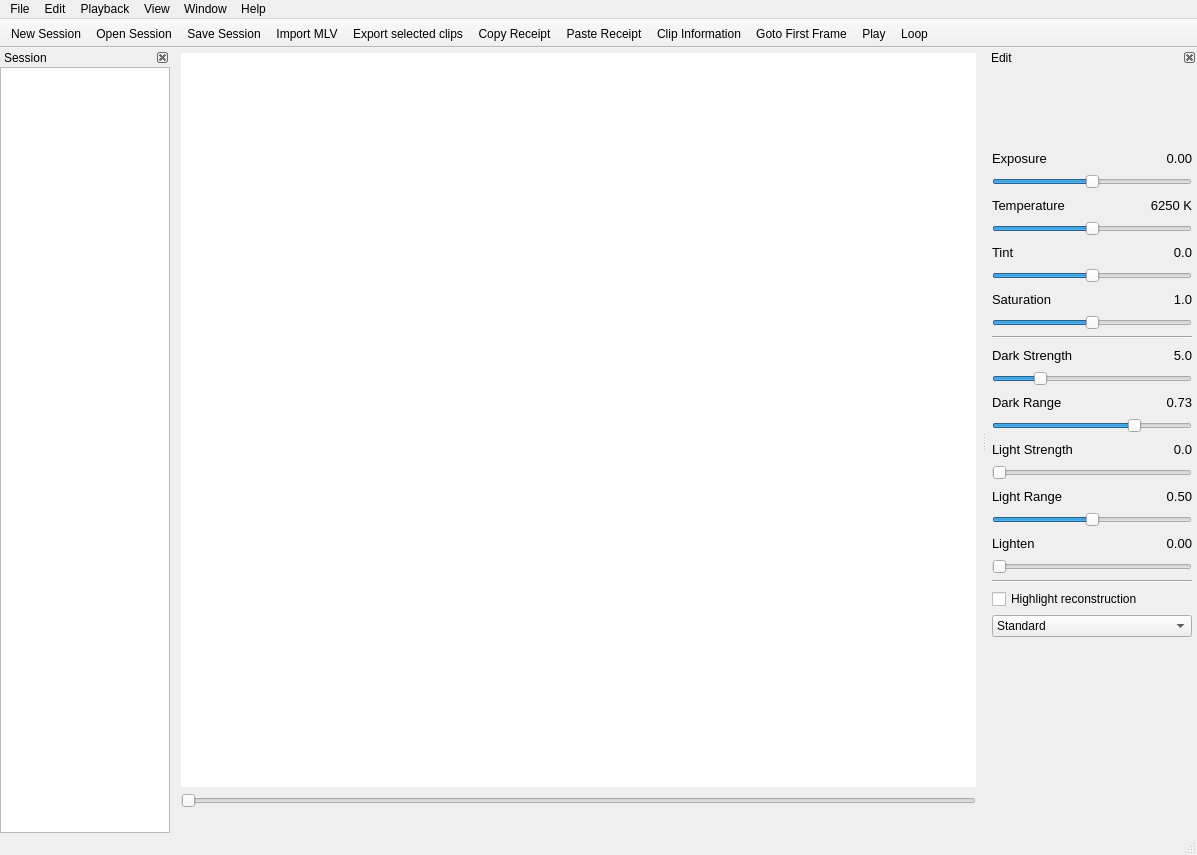
ilia3101/MLV-App, file platform/qt/MainWindow.ui: the form before one commit.
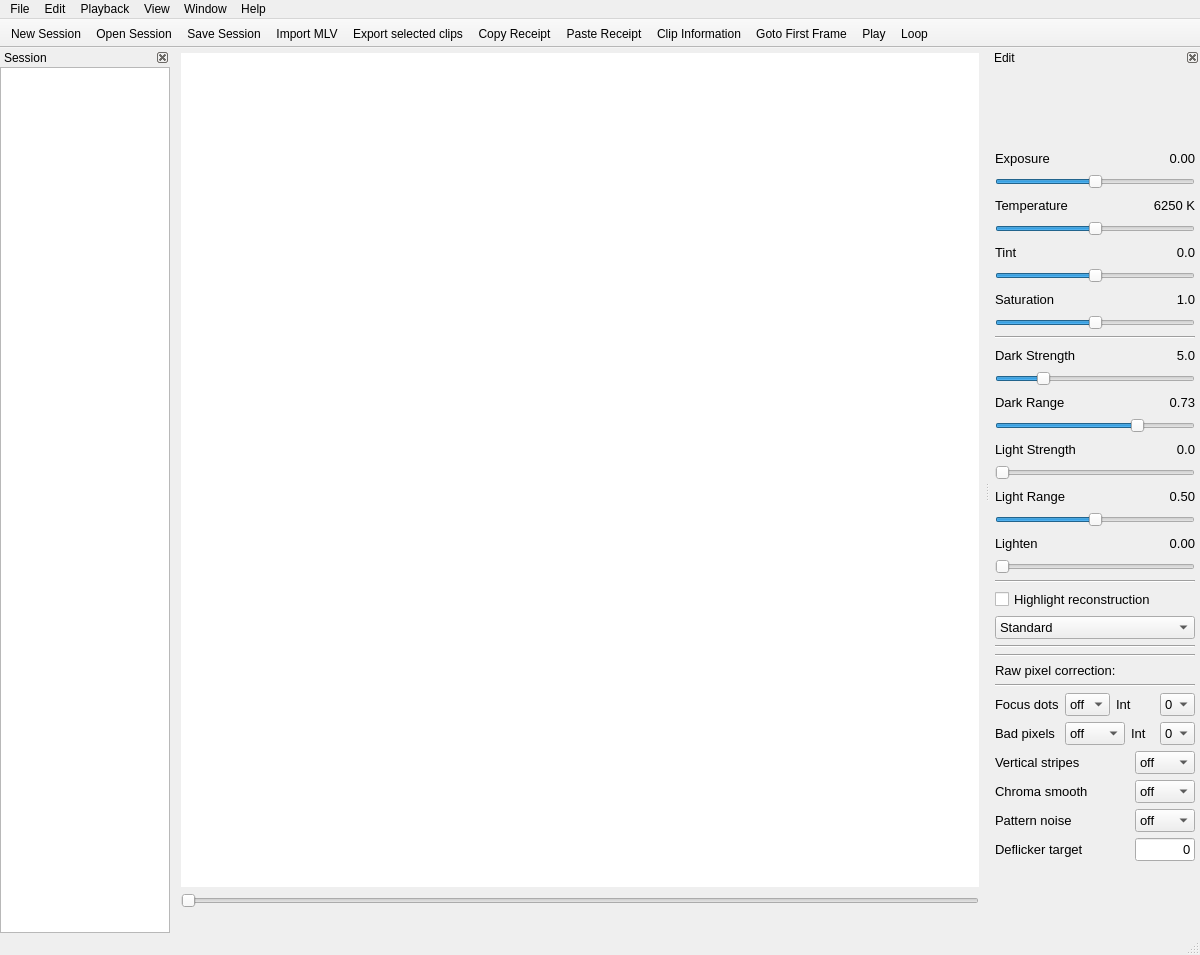
The form after the commit. Icons and pictures are not drawn. Custom widgets are drawn as their Qt base class.

Commit message: preliminary GUI changes to alter llrawproc object values, no slot functions yet, I'm still learning QT ;)

Patch:
```diff
--- a/platform/qt/MainWindow.ui
+++ b/platform/qt/MainWindow.ui
@@ -6,10 +6,16 @@
    <rect>
     <x>0</x>
     <y>0</y>
-    <width>1197</width>
-    <height>855</height>
+    <width>1200</width>
+    <height>955</height>
    </rect>
   </property>
+  <property name="sizePolicy">
+   <sizepolicy hsizetype="Preferred" vsizetype="Preferred">
+    <horstretch>0</horstretch>
+    <verstretch>0</verstretch>
+   </sizepolicy>
+  </property>
   <property name="windowTitle">
    <string>MLV App</string>
   </property>
@@ -111,7 +117,7 @@
     <rect>
      <x>0</x>
      <y>0</y>
-     <width>1197</width>
+     <width>1200</width>
      <height>22</height>
     </rect>
    </property>
@@ -260,7 +266,7 @@
          </property>
          <property name="maximumSize">
           <size>
-           <width>200</width>
+           <width>300</width>
            <height>70</height>
           </size>
          </property>
@@ -1025,6 +1031,12 @@
        </item>
        <item>
         <widget class="Line" name="line_2">
+         <property name="frameShadow">
+          <enum>QFrame::Sunken</enum>
+         </property>
+         <property name="lineWidth">
+          <number>1</number>
+         </property>
          <property name="orientation">
           <enum>Qt::Horizontal</enum>
          </property>
@@ -1032,6 +1044,11 @@
        </item>
        <item>
         <widget class="QCheckBox" name="checkBoxHighLightReconstruction">
+         <property name="font">
+          <font>
+           <pointsize>10</pointsize>
+          </font>
+         </property>
          <property name="text">
           <string>Highlight reconstruction</string>
          </property>
@@ -1039,6 +1056,11 @@
        </item>
        <item>
         <widget class="QComboBox" name="comboBoxProfile">
+         <property name="font">
+          <font>
+           <pointsize>10</pointsize>
+          </font>
+         </property>
          <property name="currentText">
           <string>Standard</string>
          </property>
@@ -1074,6 +1096,399 @@
          </item>
         </widget>
        </item>
+       <item>
+        <widget class="Line" name="line_3">
+         <property name="lineWidth">
+          <number>1</number>
+         </property>
+         <property name="orientation">
+          <enum>Qt::Horizontal</enum>
+         </property>
+        </widget>
+       </item>
+       <item>
+        <widget class="Line" name="line_4">
+         <property name="orientation">
+          <enum>Qt::Horizontal</enum>
+         </property>
+        </widget>
+       </item>
+       <item>
+        <widget class="QLabel" name="RawPixelCorrectionLabel">
+         <property name="font">
+          <font>
+           <pointsize>10</pointsize>
+          </font>
+         </property>
+         <property name="text">
+          <string>Raw pixel correction:</string>
+         </property>
+         <property name="textFormat">
+          <enum>Qt::PlainText</enum>
+         </property>
+        </widget>
+       </item>
+       <item>
+        <widget class="Line" name="line_5">
+         <property name="orientation">
+          <enum>Qt::Horizontal</enum>
+         </property>
+        </widget>
+       </item>
+       <item>
+        <layout class="QHBoxLayout" name="horizontalLayout_13">
+         <property name="bottomMargin">
+          <number>0</number>
+         </property>
+         <item>
+          <widget class="QLabel" name="FocusPixelsLabel">
+           <property name="font">
+            <font>
+             <pointsize>10</pointsize>
+            </font>
+           </property>
+           <property name="text">
+            <string>Focus dots</string>
+           </property>
+          </widget>
+         </item>
+         <item>
+          <widget class="QComboBox" name="FocusPixelSwitchComboBox">
+           <property name="maximumSize">
+            <size>
+             <width>60</width>
+             <height>16777215</height>
+            </size>
+           </property>
+           <property name="font">
+            <font>
+             <pointsize>10</pointsize>
+            </font>
+           </property>
+           <item>
+            <property name="text">
+             <string>off</string>
+            </property>
+           </item>
+           <item>
+            <property name="text">
+             <string>on</string>
+            </property>
+           </item>
+          </widget>
+         </item>
+         <item>
+          <widget class="QLabel" name="FocusPixelsInterpolationMethodLabel">
+           <property name="font">
+            <font>
+             <pointsize>10</pointsize>
+            </font>
+           </property>
+           <property name="text">
+            <string>Int</string>
+           </property>
+          </widget>
+         </item>
+         <item>
+          <widget class="QComboBox" name="FocusPixelsInterpolationMethodComboBox">
+           <property name="maximumSize">
+            <size>
+             <width>35</width>
+             <height>16777215</height>
+            </size>
+           </property>
+           <property name="font">
+            <font>
+             <pointsize>10</pointsize>
+            </font>
+           </property>
+           <item>
+            <property name="text">
+             <string>0</string>
+            </property>
+           </item>
+           <item>
+            <property name="text">
+             <string>1</string>
+            </property>
+           </item>
+          </widget>
+         </item>
+        </layout>
+       </item>
+       <item>
+        <layout class="QHBoxLayout" name="horizontalLayout_14">
+         <property name="bottomMargin">
+          <number>0</number>
+         </property>
+         <item>
+          <widget class="QLabel" name="BadPixelsLabel">
+           <property name="font">
+            <font>
+             <pointsize>10</pointsize>
+            </font>
+           </property>
+           <property name="text">
+            <string>Bad pixels </string>
+           </property>
+          </widget>
+         </item>
+         <item>
+          <widget class="QComboBox" name="BadPixelsSwitchComboBox">
+           <property name="maximumSize">
+            <size>
+             <width>60</width>
+             <height>16777215</height>
+            </size>
+           </property>
+           <property name="font">
+            <font>
+             <pointsize>10</pointsize>
+            </font>
+           </property>
+           <item>
+            <property name="text">
+             <string>off</string>
+            </property>
+           </item>
+           <item>
+            <property name="text">
+             <string>on</string>
+            </property>
+           </item>
+           <item>
+            <property name="text">
+             <string>agrsv</string>
+            </property>
+           </item>
+          </widget>
+         </item>
+         <item>
+          <widget class="QLabel" name="BadPixelsInterpolationMethodLabel">
+           <property name="font">
+            <font>
+             <pointsize>10</pointsize>
+            </font>
+           </property>
+           <property name="text">
+            <string>Int</string>
+           </property>
+          </widget>
+         </item>
+         <item>
+          <widget class="QComboBox" name="BadPixelsInterpolationMethodComboBox">
+           <property name="maximumSize">
+            <size>
+             <width>35</width>
+             <height>16777215</height>
+            </size>
+           </property>
+           <property name="font">
+            <font>
+             <pointsize>10</pointsize>
+            </font>
+           </property>
+           <item>
+            <property name="text">
+             <string>0</string>
+            </property>
+           </item>
+           <item>
+            <property name="text">
+             <string>1</string>
+            </property>
+           </item>
+          </widget>
+         </item>
+        </layout>
+       </item>
+       <item>
+        <layout class="QHBoxLayout" name="horizontalLayout_11">
+         <property name="bottomMargin">
+          <number>0</number>
+         </property>
+         <item>
+          <widget class="QLabel" name="VerticalStripesLabel">
+           <property name="font">
+            <font>
+             <pointsize>10</pointsize>
+            </font>
+           </property>
+           <property name="text">
+            <string>Vertical stripes</string>
+           </property>
+          </widget>
+         </item>
+         <item>
+          <widget class="QComboBox" name="VerticalStripesSwitchComboBox">
+           <property name="maximumSize">
+            <size>
+             <width>60</width>
+             <height>16777215</height>
+            </size>
+           </property>
+           <property name="font">
+            <font>
+             <pointsize>10</pointsize>
+            </font>
+           </property>
+           <item>
+            <property name="text">
+             <string>off</string>
+            </property>
+           </item>
+           <item>
+            <property name="text">
+             <string>on</string>
+            </property>
+           </item>
+           <item>
+            <property name="text">
+             <string>force</string>
+            </property>
+           </item>
+          </widget>
+         </item>
+        </layout>
+       </item>
+       <item>
+        <layout class="QHBoxLayout" name="horizontalLayout_16">
+         <property name="bottomMargin">
+          <number>0</number>
+         </property>
+         <item>
+          <widget class="QLabel" name="ChromaSmoothLabel">
+           <property name="font">
+            <font>
+             <pointsize>10</pointsize>
+            </font>
+           </property>
+           <property name="text">
+            <string>Chroma smooth</string>
+           </property>
+          </widget>
+         </item>
+         <item>
+          <widget class="QComboBox" name="ChromaSmoothSwitchComboBox">
+           <property name="maximumSize">
+            <size>
+             <width>60</width>
+             <height>16777215</height>
+            </size>
+           </property>
+           <property name="font">
+            <font>
+             <pointsize>10</pointsize>
+            </font>
+           </property>
+           <item>
+            <property name="text">
+             <string>off</string>
+            </property>
+           </item>
+           <item>
+            <property name="text">
+             <string>2x2</string>
+            </property>
+           </item>
+           <item>
+            <property name="text">
+             <string>3x3</string>
+            </property>
+           </item>
+           <item>
+            <property name="text">
+             <string>5x5</string>
+            </property>
+           </item>
+          </widget>
+         </item>
+        </layout>
+       </item>
+       <item>
+        <layout class="QHBoxLayout" name="horizontalLayout_17">
+         <property name="bottomMargin">
+          <number>0</number>
+         </property>
+         <item>
+          <widget class="QLabel" name="PatternNoiseLabel">
+           <property name="font">
+            <font>
+             <pointsize>10</pointsize>
+            </font>
+           </property>
+           <property name="text">
+            <string>Pattern noise</string>
+           </property>
+          </widget>
+         </item>
+         <item>
+          <widget class="QComboBox" name="PatternNoiseSwitchComboBox">
+           <property name="maximumSize">
+            <size>
+             <width>60</width>
+             <height>16777215</height>
+            </size>
+           </property>
+           <property name="font">
+            <font>
+             <pointsize>10</pointsize>
+            </font>
+           </property>
+           <item>
+            <property name="text">
+             <string>off</string>
+            </property>
+           </item>
+           <item>
+            <property name="text">
+             <string>on</string>
+            </property>
+           </item>
+          </widget>
+         </item>
+        </layout>
+       </item>
+       <item>
+        <layout class="QHBoxLayout" name="horizontalLayout_18">
+         <property name="bottomMargin">
+          <number>0</number>
+         </property>
+         <item>
+          <widget class="QLabel" name="DeflickerTargetLabel">
+           <property name="font">
+            <font>
+             <pointsize>10</pointsize>
+            </font>
+           </property>
+           <property name="text">
+            <string>Deflicker target</string>
+           </property>
+          </widget>
+         </item>
+         <item>
+          <widget class="QLineEdit" name="DeflickerTargerValue">
+           <property name="maximumSize">
+            <size>
+             <width>60</width>
+             <height>16777215</height>
+            </size>
+           </property>
+           <property name="font">
+            <font>
+             <pointsize>10</pointsize>
+            </font>
+           </property>
+           <property name="text">
+            <string>0</string>
+           </property>
+           <property name="alignment">
+            <set>Qt::AlignRight|Qt::AlignTrailing|Qt::AlignVCenter</set>
+           </property>
+          </widget>
+         </item>
+        </layout>
+       </item>
        <item>
         <spacer name="verticalSpacer_2">
          <property name="orientation">
```
